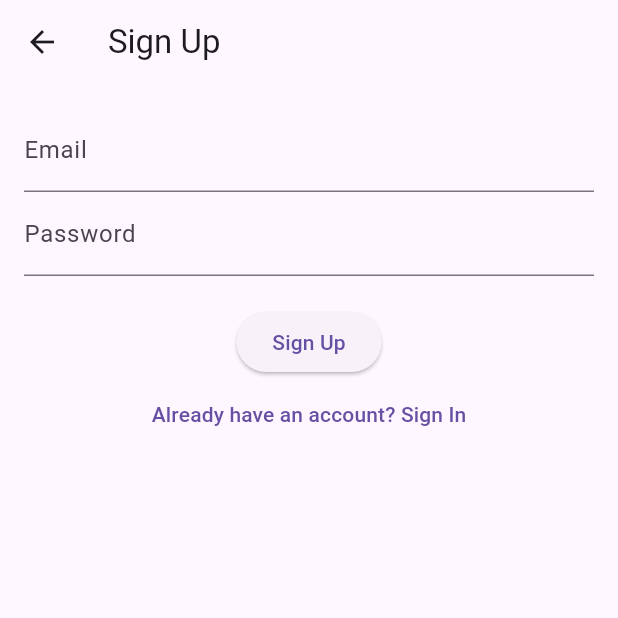
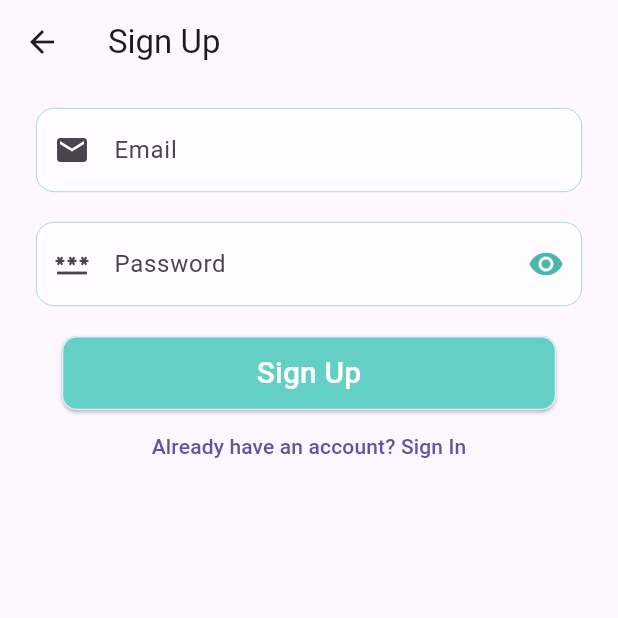
Before and after one commit to F4fazil/glassifyApp_bloc, a Flutter app: the screen it shows after launch, after a tap on an icon or button, on a phone screen of 412 x 824 dp, the top half of it. Run offline on Flutter 3.47's test engine with Material 3 defaults, Android fonts, the phone set to English and light mode, and no system bars; our stand-ins replace equatable, firebase_auth, firebase_core, flutter_bloc, lottie; accounts and stored records are empty; network calls fail.

Commit message:
Updated entire project

```diff
--- a/lib/authentication/authBloc/authBloc.dart
+++ b/lib/authentication/authBloc/authBloc.dart
@@ -12,35 +12,35 @@ class Authbloc extends Bloc<Authevent, Authstate> {
     on<LogoutIsRequested>(_logOut);
   }
 
-  void _signIn(SignInRequested event, Emitter<Authstate> emit) {
+  void _signIn(SignInRequested event, Emitter<Authstate> emit) async{
     emit(AuthLoading());
     try {
-      _auth.signInWithEmailAndPassword(
+       await _auth.signInWithEmailAndPassword(
           email: event.email, password: event.password);
       emit(Authenticated());
     } on FirebaseAuthException catch (e) {
-      emit(AuthError(e.message ?? "login error"));
+      emit(AuthError(e.code));
     }
   }
 
-  void _signUp(SignupIsRequested event, Emitter<Authstate> emit) {
+  void _signUp(SignupIsRequested event, Emitter<Authstate> emit) async{
     emit(AuthLoading());
     try {
-      _auth.createUserWithEmailAndPassword(
+      await  _auth.createUserWithEmailAndPassword(
           email: event.email, password: event.password);
       emit(Authenticated());
     } on FirebaseAuthException catch (e) {
-      emit(AuthError(e.message ?? "Error"));
+      emit(AuthError(e.code));
     }
   }
 
-  void _logOut(LogoutIsRequested event, Emitter<Authstate> emit) {
+  void _logOut(LogoutIsRequested event, Emitter<Authstate> emit) async {
     emit(AuthLoading());
     try {
-      _auth.signOut();
+      await _auth.signOut();
       emit(UnAuthenticated());
     } on FirebaseAuthException catch (e) {
-      emit(AuthError(e.message ?? "Error"));
+      emit(AuthError(e.code));
     }
   }
 }
--- a/lib/main.dart
+++ b/lib/main.dart
@@ -22,6 +22,7 @@ class MyApp extends StatelessWidget {
     return  BlocProvider(
       create: (context) => Authbloc(),
       child: MaterialApp(
+        debugShowCheckedModeBanner: false,
       home: LoginScreen(),
        ),
       );
--- /dev/null
+++ b/lib/ui/components/button/login_signup_btn.dart
@@ -0,0 +1,34 @@
+import 'package:flutter/material.dart';
+class MyButton extends StatefulWidget {
+  String text;
+  final Function()? onPressed;
+
+   MyButton({Key? key,required this.text, required this.onPressed}) : super(key: key);
+
+  @override
+  State<MyButton> createState() => _MyButtonState();
+}
+
+class _MyButtonState extends State<MyButton> {
+  @override
+  Widget build(BuildContext context) {
+    return SizedBox(
+      width: MediaQuery.of(context).size.width * 0.8,
+      height: MediaQuery.of(context).size.height * 0.06,
+      child: ElevatedButton(
+        onPressed:widget.onPressed,
+        style: ElevatedButton.styleFrom(
+          shape: RoundedRectangleBorder(
+            borderRadius: BorderRadius.circular(10),
+            side: BorderSide(color:  Colors.indigo.shade50),
+          ),
+          backgroundColor: const Color.fromARGB(255, 100, 208, 197),
+        ),
+        child:  Text(
+          widget.text,
+          style: const TextStyle(fontSize: 20, color: Colors.white),
+        ),
+      ),
+    );
+  }
+}
--- /dev/null
+++ b/lib/ui/components/lottie/lottieLoading.dart
@@ -0,0 +1,13 @@
+import 'package:flutter/material.dart';
+import 'package:lottie/lottie.dart';
+
+class Lottieloading extends StatelessWidget {
+  const Lottieloading({super.key});
+
+  @override
+  Widget build(BuildContext context) {
+    return Center(
+        child: Lottie.asset("assets/loading.json",
+            height: 80, width: 100));
+  }
+}
--- /dev/null
+++ b/lib/ui/components/textfield/textfield.dart
@@ -0,0 +1,65 @@
+import 'package:flutter/material.dart';
+
+class MyTextField extends StatefulWidget {
+  final TextEditingController controller;
+  final Icon icon;
+  final String hintText;
+  final bool obscureText;
+  final TextInputType keyboardType; // Add this attribute
+
+  const MyTextField({
+    Key? key,
+    required this.controller,
+    required this.icon,
+    required this.hintText,
+    this.obscureText = false,
+    this.keyboardType = TextInputType.text, // Default to text input
+  }) : super(key: key);
+
+  @override
+  _MyTextFieldState createState() => _MyTextFieldState();
+}
+
+class _MyTextFieldState extends State<MyTextField> {
+  bool _isObscured = true;
+
+  @override
+  Widget build(BuildContext context) {
+    return Padding(
+      padding: const EdgeInsets.only(left: 8.0, right: 8),
+      child: TextField(
+        controller: widget.controller,
+        obscureText: widget.obscureText ? _isObscured : false,
+        keyboardType: widget.keyboardType, // Use the provided keyboard type
+        style: const TextStyle(color: Colors.black),
+        decoration: InputDecoration(
+          prefixIcon: widget.icon,
+          iconColor: Colors.indigo.shade100,
+          suffixIcon: widget.obscureText
+              ? IconButton(
+            icon: Icon(
+              _isObscured ? Icons.visibility : Icons.visibility_off,
+              color: Colors.teal.shade300,
+            ),
+            onPressed: () {
+              setState(() {
+                _isObscured = !_isObscured;
+              });
+            },
+          )
+              : null,
+          enabledBorder: OutlineInputBorder(
+            borderRadius: BorderRadius.circular(12),
+            borderSide: const BorderSide(color: Color(0Xff66cdaa), width: 0.4),
+          ),
+          focusedBorder: const OutlineInputBorder(
+            borderSide: BorderSide(color: Color(0Xff66cdaa), width: 0.6),
+          ),
+          fillColor: Colors.white.withOpacity(0.7),
+          filled: true,
+          hintText: widget.hintText,
+        ),
+      ),
+    );
+  }
+}
--- a/lib/ui/layers/screens/homeScreen.dart
+++ b/lib/ui/layers/screens/homeScreen.dart
@@ -2,6 +2,7 @@ import 'package:flutter/material.dart';
 import 'package:flutter_bloc/flutter_bloc.dart';
 import 'package:flutterbloc/authentication/authBloc/authBloc.dart';
 import 'package:flutterbloc/authentication/events/authEvent.dart';
+import 'package:flutterbloc/ui/components/button/login_signup_btn.dart';
 
 import '../signInScreen.dart';
 
@@ -13,13 +14,13 @@ class HomeScreen extends StatelessWidget {
     return Scaffold(
       appBar: AppBar(title: const Text('Home')),
       body: Center(
-        child: ElevatedButton(
+        child: MyButton(
           onPressed: () {
             context.read<Authbloc>().add(LogoutIsRequested());
               Navigator.push(context,
                       MaterialPageRoute(builder: (context) => LoginScreen()));
           },
-          child: const Text('Sign Out'),
+          text: 'Sign Out',
         ),
       ),
     );
--- a/lib/ui/layers/signInScreen.dart
+++ b/lib/ui/layers/signInScreen.dart
@@ -3,8 +3,12 @@ import 'package:flutter_bloc/flutter_bloc.dart';
 import 'package:flutterbloc/authentication/authBloc/authBloc.dart';
 import 'package:flutterbloc/authentication/authState/authState.dart';
 import 'package:flutterbloc/authentication/events/authEvent.dart';
+import 'package:flutterbloc/ui/components/button/login_signup_btn.dart';
 import 'package:flutterbloc/ui/layers/screens/homeScreen.dart';
 import 'package:flutterbloc/ui/layers/signupScreen.dart';
+
+import '../components/lottie/lottieLoading.dart';
+import '../components/textfield/textfield.dart';
 
 class LoginScreen extends StatelessWidget {
   final TextEditingController _emailController = TextEditingController();
@@ -18,34 +22,44 @@ class LoginScreen extends StatelessWidget {
       appBar: AppBar(title: const Text('Login')),
       body: Padding(
         padding: const EdgeInsets.all(16.0),
+        child: SingleChildScrollView(
           child: Column(
             children: [
-            TextField(
+              MyTextField(
                 controller: _emailController,
-              decoration: const InputDecoration(labelText: 'Email'),
+                icon: const Icon(Icons.email),
+                hintText: 'Email',
               ),
-            TextField(
+              const SizedBox(
+                height: 20,
+              ),
+              MyTextField(
                 controller: _passwordController,
-              decoration: const InputDecoration(labelText: 'Password'),
+                icon: const Icon(Icons.password),
+                hintText: 'Password',
                 obscureText: true,
               ),
               const SizedBox(height: 20),
               BlocConsumer<Authbloc, Authstate>(
                 listener: (context, state) {
                   if (state is Authenticated) {
-                  Navigator.push(context,
-                      MaterialPageRoute(builder: (context) => const HomeScreen()));
+                    Navigator.push(
+                        context,
+                        MaterialPageRoute(
+                            builder: (context) => const HomeScreen()));
                   } else if (state is AuthError) {
+                    Future.delayed(const Duration(seconds: 0), () {
                       ScaffoldMessenger.of(context).showSnackBar(
                         SnackBar(content: Text(state.error)),
                       );
+                    });
                   }
                 },
                 builder: (context, state) {
                   if (state is AuthLoading) {
-                  return const CircularProgressIndicator();
+                    return const Lottieloading();
                   }
-                return ElevatedButton(
+                  return MyButton(
                     onPressed: () {
                       context.read<Authbloc>().add(
                             SignInRequested(
@@ -54,7 +68,7 @@ class LoginScreen extends StatelessWidget {
                             ),
                           );
                     },
-                  child: const Text('Sign In'),
+                    text: 'Sign In',
                   );
                 },
               ),
@@ -68,6 +82,7 @@ class LoginScreen extends StatelessWidget {
             ],
           ),
         ),
+      ),
     );
   }
 }
--- a/lib/ui/layers/signupScreen.dart
+++ b/lib/ui/layers/signupScreen.dart
@@ -3,8 +3,13 @@ import 'package:flutter_bloc/flutter_bloc.dart';
 import 'package:flutterbloc/authentication/authBloc/authBloc.dart';
 import 'package:flutterbloc/authentication/authState/authState.dart';
 import 'package:flutterbloc/authentication/events/authEvent.dart';
+import 'package:flutterbloc/ui/components/button/login_signup_btn.dart';
 import 'package:flutterbloc/ui/layers/screens/homeScreen.dart';
 import 'package:flutterbloc/ui/layers/signInScreen.dart';
+
+import '../components/lottie/lottieLoading.dart';
+import '../components/textfield/textfield.dart';
+
 class SignupScreen extends StatelessWidget {
   final TextEditingController _emailController = TextEditingController();
   final TextEditingController _passwordController = TextEditingController();
@@ -17,34 +22,44 @@ class SignupScreen extends StatelessWidget {
       appBar: AppBar(title: const Text('Sign Up')),
       body: Padding(
         padding: const EdgeInsets.all(16.0),
+        child: SingleChildScrollView(
           child: Column(
             children: [
-            TextField(
+              MyTextField(
                 controller: _emailController,
-              decoration: const InputDecoration(labelText: 'Email'),
+                icon: const Icon(Icons.email),
+                hintText: 'Email',
               ),
-            TextField(
+              const SizedBox(
+                height: 20,
+              ),
+              MyTextField(
                 controller: _passwordController,
-              decoration: const InputDecoration(labelText: 'Password'),
+                icon: const Icon(Icons.password),
+                hintText: 'Password',
                 obscureText: true,
               ),
               const SizedBox(height: 20),
               BlocConsumer<Authbloc, Authstate>(
                 listener: (context, state) {
                   if (state is Authenticated) {
-                   Navigator.push(context,
-                      MaterialPageRoute(builder: (context) => const  HomeScreen()));
+                    Navigator.push(
+                        context,
+                        MaterialPageRoute(
+                            builder: (context) => const HomeScreen()));
                   } else if (state is AuthError) {
+                    Future.delayed(const Duration(seconds: 0), () {
                       ScaffoldMessenger.of(context).showSnackBar(
                         SnackBar(content: Text(state.error)),
                       );
+                    });
                   }
                 },
                 builder: (context, state) {
                   if (state is AuthLoading) {
-                  return const CircularProgressIndicator();
+                    return const Lottieloading();
                   }
-                return ElevatedButton(
+                  return MyButton(
                     onPressed: () {
                       context.read<Authbloc>().add(
                             SignupIsRequested(
@@ -53,7 +68,7 @@ class SignupScreen extends StatelessWidget {
                             ),
                           );
                     },
-                  child: const Text('Sign Up'),
+                    text: 'Sign Up',
                   );
                 },
               ),
@@ -67,6 +82,7 @@ class SignupScreen extends StatelessWidget {
             ],
           ),
         ),
+      ),
     );
   }
 }
```
Also changed, not shown: assets/loading.json (added, +1 -0 lines), pubspec.yaml (+3 -4 lines), pubspec.lock. Lines whose indentation alone changed are shown as unchanged.
